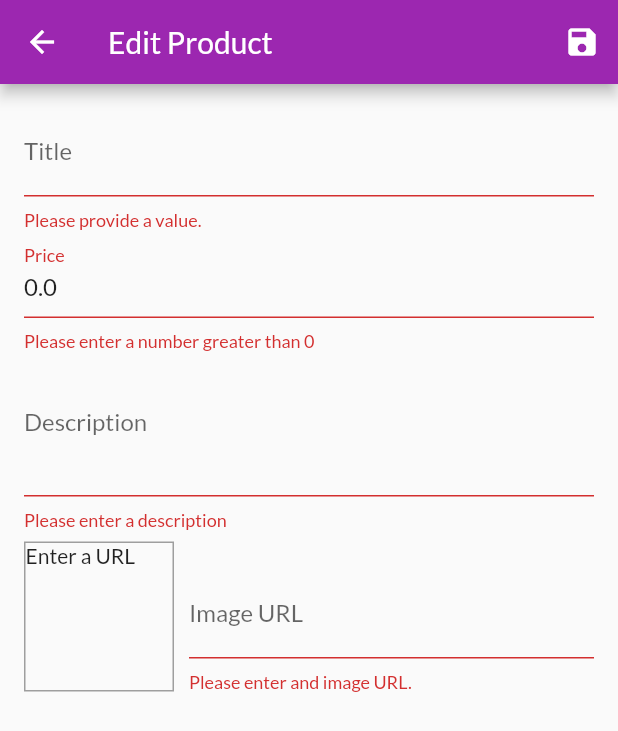
After one commit to Manuel-Leleuly/shop_app, a Flutter app: the EditProductScreen screen opened by its route, after a tap on the "save" icon, on a phone screen of 412 x 824 dp. The commit adds this screen. Shown: the top 731 px of the screen. Run offline on Flutter 3.47's test engine with Material 2 defaults, Android fonts, the phone set to English and light mode, and no system bars; network calls fail.

Commit message:
feat(product): finish section 9

```diff
--- a/lib/main.dart
+++ b/lib/main.dart
@@ -5,9 +5,11 @@ import 'package:shop_app/providers/cart_provider.dart';
 import 'package:shop_app/providers/orders_provider.dart';
 import 'package:shop_app/providers/products_provider.dart';
 import 'package:shop_app/screens/cart_screen.dart';
+import 'package:shop_app/screens/edit_product_screen.dart';
 import 'package:shop_app/screens/orders_screen.dart';
 import 'package:shop_app/screens/product_detail_screen.dart';
 import 'package:shop_app/screens/products_overview_screen.dart';
+import 'package:shop_app/screens/user_products_screen.dart';
 
 void main() => runApp(MyApp());
 
@@ -34,6 +36,8 @@ class MyApp extends StatelessWidget {
           ProductDetailScreen.routeName: (ctx) => ProductDetailScreen(),
           CartScreen.routeName: (ctx) => CartScreen(),
           OrdersScreen.routeName: (ctx) => OrdersScreen(),
+          UserProductsScreen.routeName: (ctx) => UserProductsScreen(),
+          EditProductScreen.routeName: (ctx) => EditProductScreen(),
         },
       ),
     );
--- a/lib/providers/products_provider.dart
+++ b/lib/providers/products_provider.dart
@@ -57,8 +57,31 @@ class ProductsProvider with ChangeNotifier {
   //   notifyListeners();
   // }
 
-  void addProduct() {
+  void addProduct(Product product) {
+    final newProduct = Product(
+      id: DateTime.now().toString(),
+      title: product.title,
+      description: product.description,
+      price: product.price,
+      imageUrl: product.imageUrl,
+    );
+    _items.add(newProduct);
     // _items.add(value);
     notifyListeners();
   }
+
+  void updateProduct(String id, Product newProduct) {
+    final prodIndex = _items.indexWhere((prod) => prod.id == id);
+    if (prodIndex >= 0) {
+      _items[prodIndex] = newProduct;
+    } else {
+      print('...');
+    }
+    notifyListeners();
+  }
+
+  void deleteProduct(String id) {
+    _items.removeWhere((prod) => prod.id == id);
+    notifyListeners();
+  }
 }
--- /dev/null
+++ b/lib/screens/edit_product_screen.dart
@@ -0,0 +1,283 @@
+import 'package:flutter/material.dart';
+import 'package:provider/provider.dart';
+
+import '../providers/product.dart';
+import '../providers/products_provider.dart';
+
+class EditProduct {
+  String id;
+  String title;
+  String description;
+  double price;
+  String imageUrl;
+  bool isFavorite;
+
+  EditProduct({
+    @required this.id,
+    @required this.title,
+    @required this.description,
+    @required this.price,
+    @required this.imageUrl,
+    this.isFavorite = false,
+  });
+}
+
+class EditProductScreen extends StatefulWidget {
+  static const routeName = '/edit-product';
+
+  @override
+  State<EditProductScreen> createState() => _EditProductScreenState();
+}
+
+class _EditProductScreenState extends State<EditProductScreen> {
+  final _priceFocusNode = FocusNode();
+  final _descriptionFocusNode = FocusNode();
+  final _imageUrlFocusNode = FocusNode();
+
+  final _imageUrlController = TextEditingController();
+
+  final _form = GlobalKey<FormState>();
+
+  var _editedProduct = EditProduct(
+    id: null,
+    title: '',
+    description: '',
+    price: 0,
+    imageUrl: '',
+  );
+  var _initValues = EditProduct(
+    id: null,
+    title: '',
+    description: '',
+    price: 0,
+    imageUrl: '',
+  );
+  var _isInit = true;
+
+  @override
+  void initState() {
+    _imageUrlFocusNode.addListener(_updateImageUrl);
+    super.initState();
+  }
+
+  @override
+  void didChangeDependencies() {
+    if (_isInit) {
+      final productId = ModalRoute.of(context).settings.arguments as String;
+      if (productId != null) {
+        final selectedProduct =
+            Provider.of<ProductsProvider>(context, listen: false)
+                .findById(productId);
+        _editedProduct = EditProduct(
+          id: selectedProduct.id,
+          title: selectedProduct.title,
+          description: selectedProduct.description,
+          price: selectedProduct.price,
+          imageUrl: selectedProduct.imageUrl,
+          isFavorite: selectedProduct.isFavorite,
+        );
+        _initValues = EditProduct(
+          id: _editedProduct.id,
+          title: _editedProduct.title,
+          description: _editedProduct.description,
+          price: _editedProduct.price,
+          imageUrl: '',
+        );
+        _imageUrlController.text = _editedProduct.imageUrl;
+      }
+    }
+    _isInit = false;
+    super.didChangeDependencies();
+  }
+
+  @override
+  void dispose() {
+    _priceFocusNode.dispose();
+    _descriptionFocusNode.dispose();
+    _imageUrlFocusNode.dispose();
+
+    _imageUrlController.dispose();
+
+    _imageUrlFocusNode.removeListener(_updateImageUrl);
+
+    super.dispose();
+  }
+
+  void _updateImageUrl() {
+    if (!_imageUrlFocusNode.hasFocus) {
+      if (_imageUrlController.text.isEmpty ||
+          (!_imageUrlController.text.startsWith('http') &&
+              !_imageUrlController.text.startsWith('https')) ||
+          (!_imageUrlController.text.endsWith('.png') &&
+              !_imageUrlController.text.endsWith('.jpg') &&
+              !_imageUrlController.text.endsWith('.jpeg'))) {
+        return;
+      }
+      setState(() {});
+    }
+  }
+
+  void _saveForm() {
+    final productProvider =
+        Provider.of<ProductsProvider>(context, listen: false);
+    final isValid = _form.currentState.validate();
+    if (!isValid) return;
+    _form.currentState.save();
+
+    final newProduct = Product(
+      id: _editedProduct.id,
+      title: _editedProduct.title,
+      description: _editedProduct.description,
+      price: _editedProduct.price,
+      imageUrl: _editedProduct.imageUrl,
+      isFavorite: _editedProduct.isFavorite,
+    );
+
+    if (newProduct.id != null) {
+      productProvider.updateProduct(newProduct.id, newProduct);
+    } else {
+      productProvider.addProduct(newProduct);
+    }
+
+    Navigator.of(context).pop();
+  }
+
+  @override
+  Widget build(BuildContext context) {
+    return Scaffold(
+      appBar: AppBar(
+        title: Text('Edit Product'),
+        actions: <Widget>[
+          IconButton(
+            icon: Icon(Icons.save),
+            onPressed: _saveForm,
+          ),
+        ],
+      ),
+      body: Padding(
+        padding: const EdgeInsets.all(16.0),
+        child: Form(
+          key: _form,
+          child: ListView(
+            children: <Widget>[
+              TextFormField(
+                initialValue: _initValues.title,
+                decoration: InputDecoration(labelText: 'Title'),
+                textInputAction: TextInputAction.next,
+                onFieldSubmitted: (_) {
+                  FocusScope.of(context).requestFocus(_priceFocusNode);
+                },
+                validator: (value) {
+                  if (value.isEmpty) {
+                    return 'Please provide a value.';
+                  }
+                  return null;
+                },
+                onSaved: (newValue) {
+                  setState(() {
+                    _editedProduct.title = newValue;
+                  });
+                },
+              ),
+              TextFormField(
+                initialValue: _initValues.price.toString(),
+                decoration: InputDecoration(labelText: 'Price'),
+                textInputAction: TextInputAction.next,
+                keyboardType: TextInputType.number,
+                focusNode: _priceFocusNode,
+                onFieldSubmitted: (_) {
+                  FocusScope.of(context).requestFocus(_descriptionFocusNode);
+                },
+                validator: (value) {
+                  if (value.isEmpty) return 'Please enter a price';
+                  if (double.tryParse(value) == null)
+                    return 'Please enter a valid number';
+                  if (double.parse(value) <= 0)
+                    return 'Please enter a number greater than 0';
+                  return null;
+                },
+                onSaved: (newValue) {
+                  setState(() {
+                    _editedProduct.price = double.parse(newValue);
+                  });
+                },
+              ),
+              TextFormField(
+                initialValue: _initValues.description,
+                decoration: InputDecoration(labelText: 'Description'),
+                maxLines: 3,
+                keyboardType: TextInputType.multiline,
+                focusNode: _descriptionFocusNode,
+                validator: (value) {
+                  if (value.isEmpty) return 'Please enter a description';
+                  if (value.length < 10)
+                    return 'Should be at least 10 characters long';
+                  return null;
+                },
+                onSaved: (newValue) {
+                  setState(() {
+                    _editedProduct.description = newValue;
+                  });
+                },
+              ),
+              Row(
+                crossAxisAlignment: CrossAxisAlignment.end,
+                children: <Widget>[
+                  Container(
+                    width: 100,
+                    height: 100,
+                    margin: EdgeInsets.only(top: 8, right: 10),
+                    decoration: BoxDecoration(
+                      border: Border.all(width: 1, color: Colors.grey),
+                    ),
+                    child: _imageUrlController.text.isEmpty
+                        ? Text('Enter a URL')
+                        : FittedBox(
+                            child: Image.network(
+                              _imageUrlController.text,
+                              fit: BoxFit.cover,
+                            ),
+                          ),
+                  ),
+                  Expanded(
+                    child: TextFormField(
+                      decoration: InputDecoration(labelText: 'Image URL'),
+                      keyboardType: TextInputType.url,
+                      textInputAction: TextInputAction.done,
+                      controller: _imageUrlController,
+                      focusNode: _imageUrlFocusNode,
+                      onFieldSubmitted: (_) {
+                        setState(() {});
+
+                        // below is a bit risky
+                        _saveForm();
+                      },
+                      validator: (value) {
+                        if (value.isEmpty) return 'Please enter and image URL.';
+                        if (!value.startsWith('http') &&
+                            !value.startsWith('https')) {
+                          return 'Please enter a valid URL.';
+                        }
+                        if (!value.endsWith('.png') &&
+                            !value.endsWith('.jpg') &&
+                            !value.endsWith('.jpeg')) {
+                          return 'Please enter a valid image URL.';
+                        }
+                        return null;
+                      },
+                      onSaved: (newValue) {
+                        setState(() {
+                          _editedProduct.imageUrl = newValue;
+                        });
+                      },
+                    ),
+                  ),
+                ],
+              ),
+            ],
+          ),
+        ),
+      ),
+    );
+  }
+}
--- a/lib/widgets/app_drawer.dart
+++ b/lib/widgets/app_drawer.dart
@@ -1,5 +1,6 @@
 import 'package:flutter/material.dart';
 import 'package:shop_app/screens/orders_screen.dart';
+import 'package:shop_app/screens/user_products_screen.dart';
 
 class AppDrawer extends StatelessWidget {
   @override
@@ -28,6 +29,15 @@ class AppDrawer extends StatelessWidget {
                   .pushReplacementNamed(OrdersScreen.routeName);
             },
           ),
+          Divider(),
+          ListTile(
+            leading: Icon(Icons.edit),
+            title: Text('Manage Products'),
+            onTap: () {
+              Navigator.of(context)
+                  .pushReplacementNamed(UserProductsScreen.routeName);
+            },
+          ),
         ],
       ),
     );
```
Also changed, not shown: lib/providers/cart_provider.dart (+18 -0 lines), lib/screens/user_products_screen.dart (added, +46 -0 lines), lib/widgets/cart_item.dart (+28 -0 lines), lib/widgets/product_item.dart (+19 -5 lines), lib/widgets/user_product_item.dart (added, +44 -0 lines).
